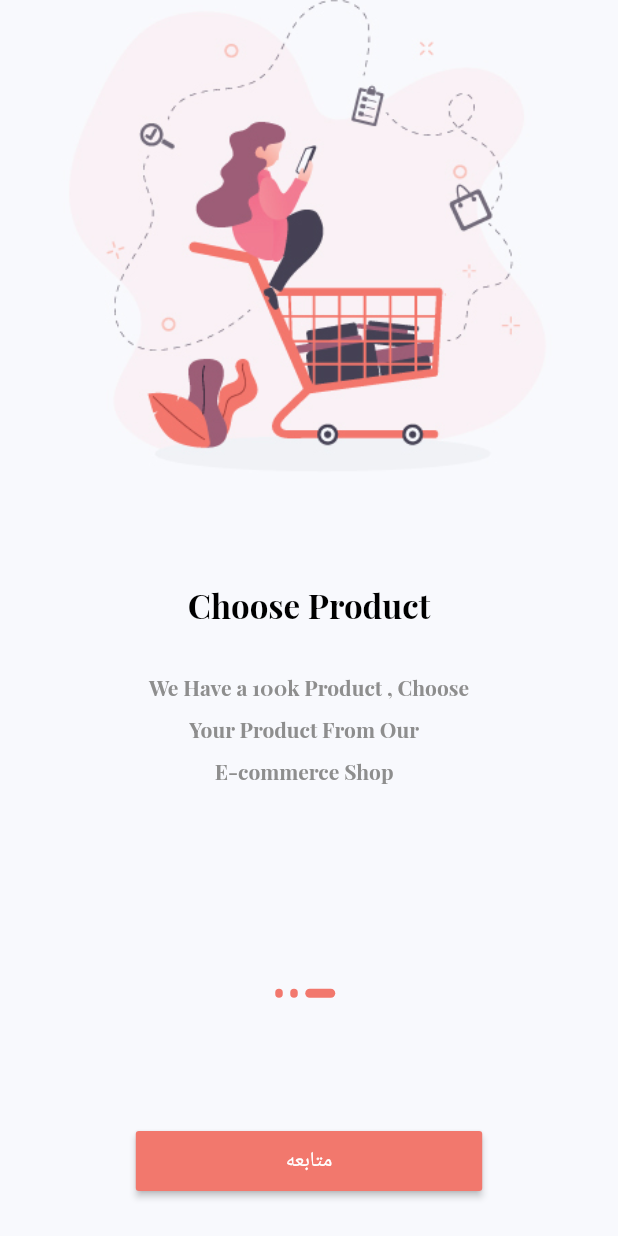
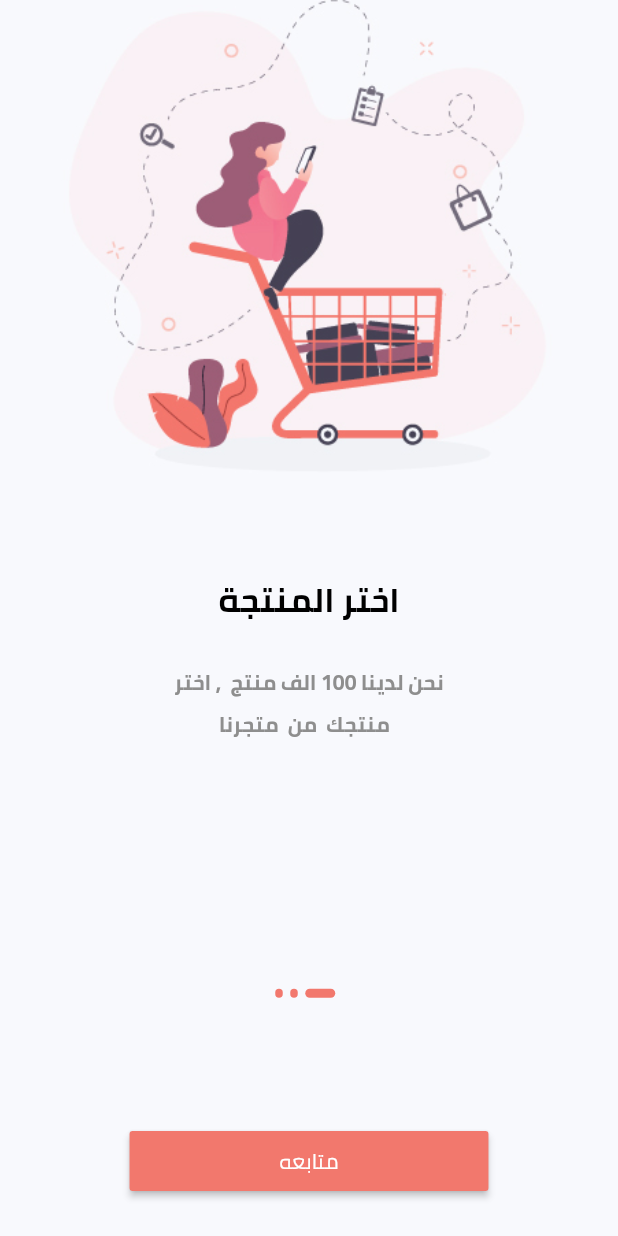
Before and after one commit to yamnizero/e-commerce-2022, a Flutter app: the screen it shows after launch, after a tap on "Ar", on a phone screen of 412 x 824 dp. Run offline on Flutter 3.47's test engine with Material 2 defaults, Android fonts, the phone set to English and light mode, and no system bars; our stand-ins replace flutter_otp_text_field, get, shared_preferences; project files that could hold a hidden picture were left out.

Commit message:
theme Successfully

```diff
--- /dev/null
+++ b/lib/core/constant/app_theme.dart
@@ -0,0 +1,39 @@
+ import 'package:ecommerc_2022/core/constant/color.dart';
+import 'package:flutter/material.dart';
+
+ThemeData themeEnglish =  ThemeData(
+  fontFamily: "PlayfairDisplay",
+  textTheme: const TextTheme(
+    headline1: TextStyle(fontWeight: FontWeight.bold, fontSize: 22,color: AppColor.black),
+    headline2: TextStyle(fontWeight: FontWeight.bold, fontSize: 26,color: AppColor.black),
+    bodyText1: TextStyle(
+        height: 2,
+        color: AppColor.grey,
+        fontWeight: FontWeight.bold,
+        fontSize: 14),
+    bodyText2: TextStyle(
+        height: 2,
+        color: AppColor.grey,
+        fontSize: 14),
+  ),
+  primarySwatch: Colors.blue,
+);
+
+
+ThemeData themeArabic =  ThemeData(
+  fontFamily: "Cairo",
+  textTheme: const TextTheme(
+    headline1: TextStyle(fontWeight: FontWeight.bold, fontSize: 22,color: AppColor.black),
+    headline2: TextStyle(fontWeight: FontWeight.bold, fontSize: 26,color: AppColor.black),
+    bodyText1: TextStyle(
+        height: 2,
+        color: AppColor.grey,
+        fontWeight: FontWeight.bold,
+        fontSize: 14),
+    bodyText2: TextStyle(
+        height: 2,
+        color: AppColor.grey,
+        fontSize: 14),
+  ),
+  primarySwatch: Colors.blue,
+);
--- a/lib/core/localization/changelocal.dart
+++ b/lib/core/localization/changelocal.dart
@@ -1,3 +1,4 @@
+import 'package:ecommerc_2022/core/constant/app_theme.dart';
 import 'package:ecommerc_2022/core/services/services.dart';
 import 'package:flutter/material.dart';
 import 'package:get/get.dart';
@@ -6,9 +7,13 @@ class LocaleController extends GetxController {
   Locale? language;
   MyServices myServices = Get.find();
 
+  ThemeData appTheme = themeEnglish ;
+
   changeLang(String languageCode) {
     Locale locale = Locale(languageCode);
     myServices.sharedPreferences.setString("lang", languageCode);
+    appTheme = languageCode == "ar" ? themeArabic : themeEnglish;
+    Get.changeTheme(appTheme);
     Get.updateLocale(locale);
   }
 
@@ -17,10 +22,13 @@ class LocaleController extends GetxController {
     String? sharedPrefLang = myServices.sharedPreferences.getString("lang");
     if(sharedPrefLang == "ar" ){
       language = const Locale("ar");
+      appTheme = themeArabic;
     }else if(sharedPrefLang  == "en"){
       language = const Locale("en");
+      appTheme = themeEnglish;
     }else{
       language = Locale(Get.deviceLocale!.languageCode);
+      appTheme = themeEnglish;
     }
     super.onInit();
   }
--- a/lib/data/datasource/static/static.dart
+++ b/lib/data/datasource/static/static.dart
@@ -1,20 +1,18 @@
+import 'package:get/get.dart';
+
 import '../../../core/constant/imageasset.dart';
 import '../../model/onboarding_model.dart';
 
 List<OnBoardingModel> onBoardingList = [
   OnBoardingModel(
-      title: "Choose Product",
-      body:"We Have a 100k Product , Choose \n  Your Product From Our \n  E-commerce Shop",
-      image: AppImageAsset.onBoardingImageOne,
+    title: "2".tr, body: "3".tr, image: AppImageAsset.onBoardingImageOne,
   ),
   OnBoardingModel(
-      title: "Easy And Safe Paymnet",
-      body:"We Have a 100k Product , Choose \n Your Product From Our E-commerce Shop",
+    title: "4".tr, body: "5".tr,
       image: AppImageAsset.onBoardingImageTwo,
   ),
   OnBoardingModel(
-      title: "Track Your Order",
-      body:"We Have a 100k Product , Choose \n Your Product From Our E-commerce Shop",
+    title: "6".tr, body: "7".tr,
       image: AppImageAsset.onBoardingImageThree,
   ),
   // OnBoardingModel(
--- a/lib/main.dart
+++ b/lib/main.dart
@@ -26,23 +26,7 @@ class MyApp extends StatelessWidget {
       debugShowCheckedModeBanner: false,
       title: 'Flutter Demo',
       locale: controller.language,
-      theme: ThemeData(
-        fontFamily: "PlayfairDisplay",
-        textTheme: const TextTheme(
-          headline1: TextStyle(fontWeight: FontWeight.bold, fontSize: 22,color: AppColor.black),
-          headline2: TextStyle(fontWeight: FontWeight.bold, fontSize: 26,color: AppColor.black),
-          bodyText1: TextStyle(
-              height: 2,
-              color: AppColor.grey,
-              fontWeight: FontWeight.bold,
-              fontSize: 14),
-          bodyText2: TextStyle(
-              height: 2,
-              color: AppColor.grey,
-              fontSize: 14),
-        ),
-        primarySwatch: Colors.blue,
-      ),
+      theme: controller.appTheme,
       home:
       const  Language(),
       // const  Test(),
--- a/lib/view/widget/onboarding/custom_slider.dart
+++ b/lib/view/widget/onboarding/custom_slider.dart
@@ -29,10 +29,7 @@ class CustomSliderOnBoarding extends GetView<OnBoardingControllerImp> {
           ),
           Text(
             onBoardingList[index].title!,
-            style:const TextStyle(
-                fontWeight: FontWeight.bold,
-                fontSize: 22,
-                color: AppColor.black),
+            style: const TextStyle(fontWeight: FontWeight.bold, fontSize: 22,color: AppColor.black),
           ),
           const SizedBox(
             height: 20,
```
